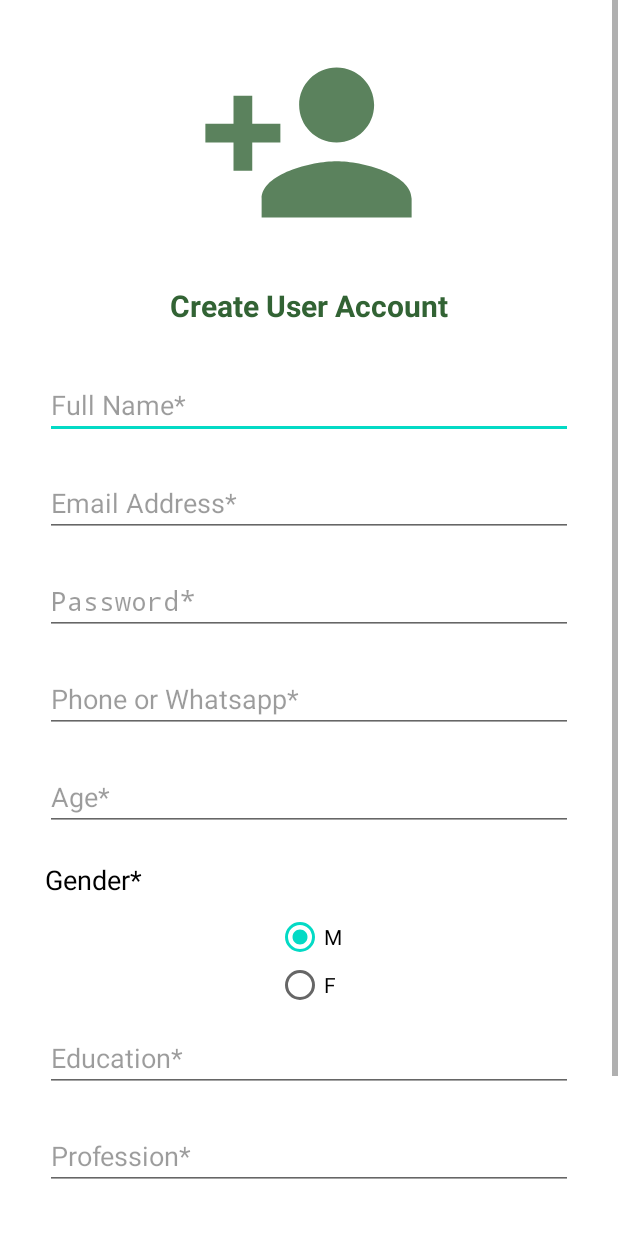
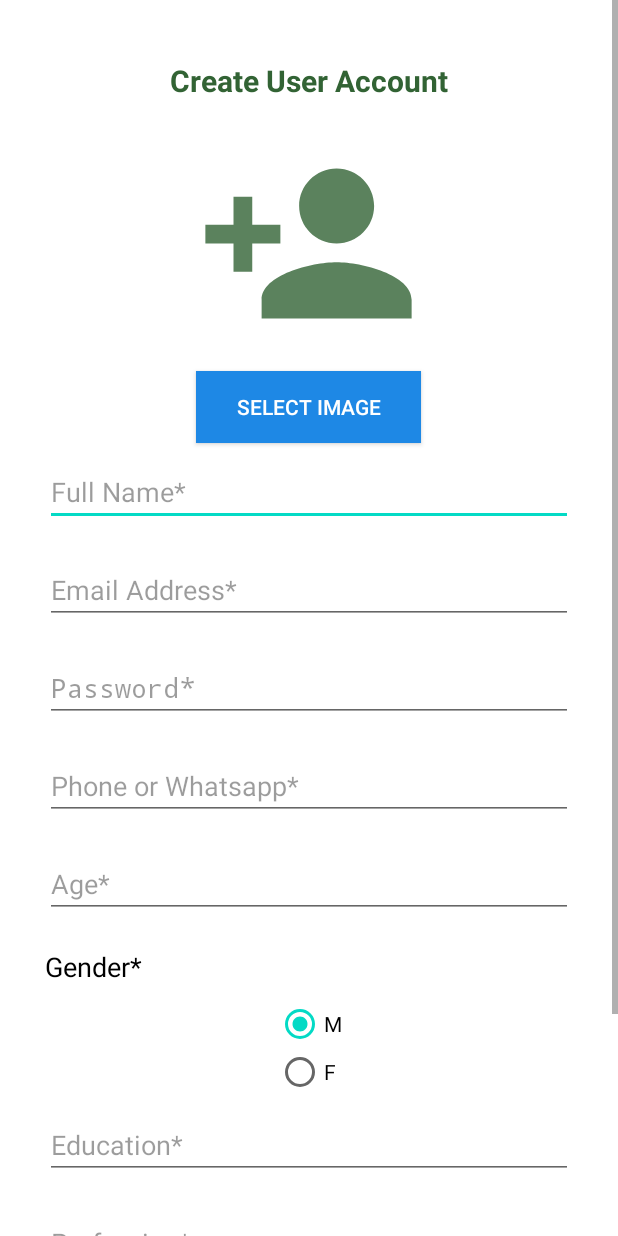
Before and after one commit to Ubaid37official/InsanParty, an Android app: the UserRegisterActivity screen opened directly, with no data from a screen before it, on a phone screen of 412 x 824 dp. Run offline under Robolectric (Android 15) with nearby library versions, the light colour scheme and no system bars.

```diff
--- a/app/src/main/AndroidManifest.xml
+++ b/app/src/main/AndroidManifest.xml
@@ -3,6 +3,8 @@
     package="rehanfoundation.app.insanparty">
 
     <uses-permission android:name="android.permission.INTERNET" />
+    <uses-permission android:name="android.permission.READ_EXTERNAL_STORAGE"/>
+    <uses-permission android:name="android.permission.WRITE_EXTERNAL_STORAGE"/>
 
     <application
         android:allowBackup="true"
--- a/app/src/main/java/rehanfoundation/app/insanparty/model/ApiUserResponse.java
+++ b/app/src/main/java/rehanfoundation/app/insanparty/model/User.java
@@ -1,10 +1,10 @@
 package rehanfoundation.app.insanparty.model;
 
-public class ApiUserResponse {
+public class User {
     private int id,user_id;
     private String name, email,phone, gender,dob,education,profession,location;
 
-    public ApiUserResponse(int id,int user_id,String name,String email,String phone,String gender,String dob, String education,String profession,String location){
+    public User(int id, int user_id, String name, String email, String phone, String gender, String dob, String education, String profession, String location){
         this.id = id;
         this.user_id =user_id;
         this.name = name;
--- a/app/src/main/java/rehanfoundation/app/insanparty/user/UserRegisterActivity.java
+++ b/app/src/main/java/rehanfoundation/app/insanparty/user/UserRegisterActivity.java
@@ -2,16 +2,27 @@ package rehanfoundation.app.insanparty.user;
 
 import android.app.Activity;
 import android.app.ProgressDialog;
+import android.content.ContentResolver;
+import android.content.Intent;
+import android.graphics.Bitmap;
+import android.net.Uri;
 import android.os.Bundle;
+import android.provider.MediaStore;
+import android.view.View;
 import android.widget.Button;
 import android.widget.CheckBox;
 import android.widget.DatePicker;
 import android.widget.EditText;
+import android.widget.ImageView;
 import android.widget.RadioButton;
 import android.widget.RadioGroup;
 import android.widget.Spinner;
 
 import androidx.annotation.Nullable;
+
+
+
+import java.io.IOException;
 
 import rehanfoundation.app.insanparty.R;
 
@@ -20,8 +31,12 @@ public class UserRegisterActivity extends Activity {
     private EditText name,email,password,phone,age,education,profession,location;
     private RadioGroup gender;
     private ProgressDialog progressDialog;
-    private Button register;
+    private Button register,upload;
     private RadioButton Worktime,Task;
+    private ImageView image;
+    private static final int PICK_IMAGE = 1;
+    Uri imageUri;
+
 
 
     @Override
@@ -44,6 +59,41 @@ public class UserRegisterActivity extends Activity {
 
         //Button
         register = (Button)findViewById(R.id.register);
+        upload = (Button)findViewById(R.id.upload);
+        // Image Views
+
+        image = (ImageView)findViewById(R.id.image);
+
+        upload.setOnClickListener(new View.OnClickListener() {
+            @Override
+            public void onClick(View v) {
+                Intent gallery = new Intent();
+                gallery.setType("image/*");
+                gallery.setAction(Intent.ACTION_GET_CONTENT);
+
+                startActivityForResult(Intent.createChooser(gallery,"Select Picture"),PICK_IMAGE);
+            }
+        });
+
+
+    }
+
+    @Override
+    protected void onActivityResult(int requestCode, int resultCode, Intent data) {
+        super.onActivityResult(requestCode, resultCode, data);
+        if (requestCode==PICK_IMAGE &&  resultCode==RESULT_OK && data!=null){
+            imageUri = data.getData();
+
+            try{
+                Bitmap bitmap = MediaStore.Images.Media.getBitmap(getContentResolver(),imageUri);
+                image.setImageBitmap(bitmap);
+
+            }catch (IOException e){
+                e.printStackTrace();
+            }
+        }
+
+
 
     }
 }
--- a/app/src/main/res/layout/activity_userregister.xml
+++ b/app/src/main/res/layout/activity_userregister.xml
@@ -14,13 +14,6 @@
         android:gravity="center"
         android:layout_marginBottom="10dp">
 
-        <ImageView
-            android:id="@+id/logo"
-            android:layout_width="150dp"
-            android:layout_height="150dp"
-            android:src="@drawable/ic_adduser"
-            android:layout_centerHorizontal="true"/>
-
         <TextView  android:layout_width="wrap_content"
             android:layout_height="wrap_content"
             android:layout_margin="20dp"
@@ -28,6 +21,22 @@
             android:textColor="#326334"
             android:textSize="20sp"
             android:textStyle="bold"/>
+
+        <ImageView
+            android:id="@+id/image"
+            android:layout_width="150dp"
+            android:layout_height="150dp"
+            android:src="@drawable/ic_adduser"
+            android:layout_centerHorizontal="true"/>
+
+        <Button
+            android:id="@+id/upload"
+            android:layout_width="150dp"
+            android:layout_height="wrap_content"
+            android:background="#1E88E5"
+            android:text="Select Image"
+            android:textColor="#ffffff"
+            android:layout_marginTop="10dp"/>
 
 
         <EditText
```
Also changed, not shown: app/build.gradle (+6 -1 lines), app/src/main/java/rehanfoundation/app/insanparty/member/MemberRegisterActivity.java (+53 -1 lines), app/src/main/java/rehanfoundation/app/insanparty/model/LoginResponse.java (added, +26 -0 lines), app/src/main/java/rehanfoundation/app/insanparty/retrofitUtil/Api.java (added, +25 -0 lines), app/src/main/java/rehanfoundation/app/insanparty/retrofitUtil/RetrofitClient.java (added, +33 -0 lines), app/src/main/java/rehanfoundation/app/insanparty/user/UserLoginActivity.java (+45 -34 lines), app/src/main/res/layout/activity_memberregister.xml (+16 -6 lines), app/src/main/res/drawable/insanpklogo.png (added).
